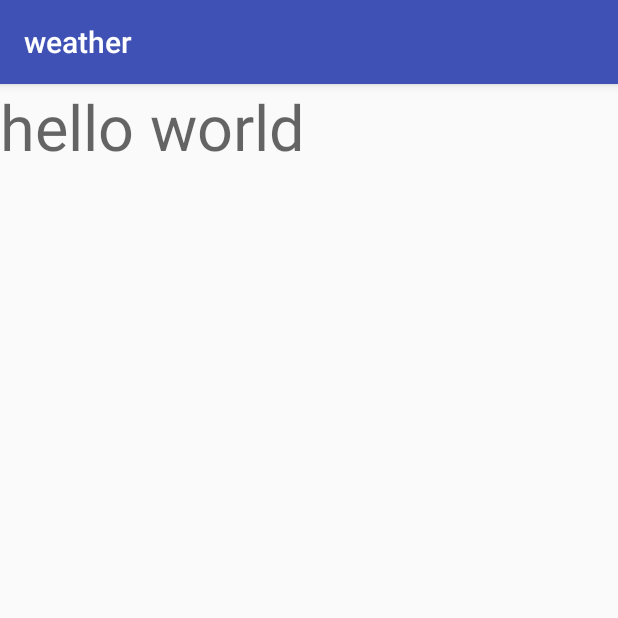
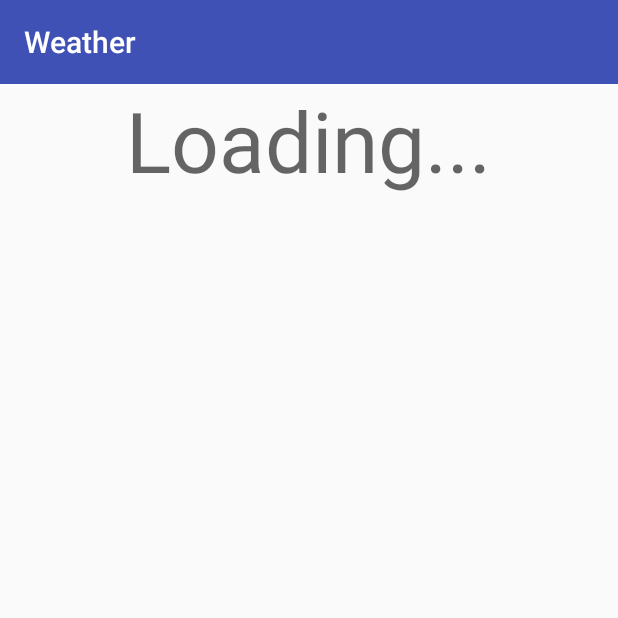
Before and after one commit to awais-khokhar/Weather, an Android app: the screen it shows after launch (MainActivity), on a phone screen of 412 x 824 dp, the top half of it. Run offline under Robolectric (Android 15) with nearby library versions, the light colour scheme and no system bars.

Commit message:
使用 DrawerLayout，创建地区数据库和表的各项配置

```diff
--- a/app/build.gradle
+++ b/app/build.gradle
@@ -24,10 +24,12 @@ dependencies {
     androidTestCompile('com.android.support.test.espresso:espresso-core:2.2.2', {
         exclude group: 'com.android.support', module: 'support-annotations'
     })
+
+
     compile 'com.android.support:appcompat-v7:25.2.0'
     compile 'com.android.support.constraint:constraint-layout:1.0.1'
-
     compile 'com.squareup.okhttp3:okhttp:3.6.0'
-
+    compile 'com.android.support:design:25.2.0'
+    compile 'org.litepal.android:core:1.4.1'
     testCompile 'junit:junit:4.12'
 }
--- a/app/src/main/java/top/maweihao/weather/MainActivity.java
+++ b/app/src/main/java/top/maweihao/weather/MainActivity.java
@@ -1,7 +1,9 @@
 package top.maweihao.weather;
 
 import android.os.Bundle;
+import android.support.design.widget.NavigationView;
 import android.support.v7.app.AppCompatActivity;
+import android.support.v7.widget.Toolbar;
 import android.util.Log;
 import android.widget.TextView;
 
@@ -17,14 +19,21 @@ import okhttp3.Response;
 public class MainActivity extends AppCompatActivity {
 
     public static final String TAG = "MainActivity";
-    String mJson;
-    String mUrl;
+    private String mJson;
+    private String mUrl;
     TextView tv;
 
     @Override
     protected void onCreate(Bundle savedInstanceState) {
         super.onCreate(savedInstanceState);
         setContentView(R.layout.activity_main);
+        Toolbar toolbar = (Toolbar) findViewById(R.id.toolbar);
+        setSupportActionBar(toolbar);
+        NavigationView navView = (NavigationView) findViewById(R.id.nav_view);
+//        ActionBar actionBar = getSupportActionBar();
+//        if (actionBar != null) {
+//            actionBar.setDisplayHomeAsUpEnabled(true);
+//        }
         tv = (TextView) findViewById(R.id.main_text);
         mUrl = initUrl();
         fetchFromInternet();
--- a/app/src/main/res/layout/activity_main.xml
+++ b/app/src/main/res/layout/activity_main.xml
@@ -1,17 +1,43 @@
 <?xml version="1.0" encoding="utf-8"?>
-<LinearLayout xmlns:android="http://schemas.android.com/apk/res/android"
+<android.support.v4.widget.DrawerLayout xmlns:android="http://schemas.android.com/apk/res/android"
     xmlns:app="http://schemas.android.com/apk/res-auto"
     xmlns:tools="http://schemas.android.com/tools"
     android:layout_width="match_parent"
     android:layout_height="match_parent"
     tools:context="top.maweihao.weather.MainActivity">
 
-    <TextView
-        android:id="@+id/main_text"
-        android:layout_width="wrap_content"
-        android:layout_height="wrap_content"
-        android:textSize="42sp"
-        android:hint="hello world"
-         />
+    <LinearLayout
+        android:layout_width="match_parent"
+        android:layout_height="match_parent"
+        android:orientation="vertical">
 
-</LinearLayout>
+        <android.support.v7.widget.Toolbar
+            android:id="@+id/toolbar"
+            android:layout_width="match_parent"
+            android:layout_height="?attr/actionBarSize"
+            android:background="?attr/colorPrimary"
+            android:theme="@style/ThemeOverlay.AppCompat.Dark.ActionBar"
+            app:popupTheme="@style/ThemeOverlay.AppCompat.Light" />
+
+        <TextView
+            android:id="@+id/main_text"
+            android:layout_width="wrap_content"
+            android:layout_height="wrap_content"
+            android:layout_gravity="center"
+            android:gravity="center"
+            android:hint="Loading..."
+            android:textSize="56sp" />
+    </LinearLayout>
+
+    <android.support.design.widget.NavigationView
+        android:id="@+id/nav_view"
+        android:layout_width="match_parent"
+        android:layout_height="match_parent"
+        android:layout_gravity="start"
+        app:menu="@menu/nav_menu"
+        app:headerLayout="@layout/nav_header">
+
+    </android.support.design.widget.NavigationView>
+
+
+</android.support.v4.widget.DrawerLayout>
--- /dev/null
+++ b/app/src/main/res/menu/nav_menu.xml
@@ -0,0 +1,12 @@
+<?xml version="1.0" encoding="utf-8"?>
+<menu xmlns:android="http://schemas.android.com/apk/res/android">
+    <group android:checkableBehavior="single">
+        <item
+            android:id="@+id/change_position"
+            android:title="Change Position" />
+        <item
+            android:id="@+id/locate_position"
+            android:title="Locate Position" />
+    </group>
+
+</menu>
--- /dev/null
+++ b/app/src/main/res/values/dimens.xml
@@ -0,0 +1,3 @@
+<resources>
+    <dimen name="fab_margin">16dp</dimen>
+</resources>
--- a/app/src/main/res/values/strings.xml
+++ b/app/src/main/res/values/strings.xml
@@ -1,3 +1,5 @@
 <resources>
-    <string name="app_name">weather</string>
+    <string name="app_name">Weather</string>
+    <string name="weather">Weather</string>
+    <string name="title_activity_choose_position">ChoosePosition</string>
 </resources>
--- a/app/src/main/res/values/styles.xml
+++ b/app/src/main/res/values/styles.xml
@@ -1,11 +1,15 @@
 <resources>
 
     <!-- Base application theme. -->
-    <style name="AppTheme" parent="Theme.AppCompat.Light.DarkActionBar">
+    <style name="AppTheme" parent="Theme.AppCompat.Light.NoActionBar">
         <!-- Customize your theme here. -->
         <item name="colorPrimary">@color/colorPrimary</item>
         <item name="colorPrimaryDark">@color/colorPrimaryDark</item>
         <item name="colorAccent">@color/colorAccent</item>
     </style>
 
+    <style name="AppTheme.AppBarOverlay" parent="ThemeOverlay.AppCompat.Dark.ActionBar" />
+
+    <style name="AppTheme.PopupOverlay" parent="ThemeOverlay.AppCompat.Light" />
+
 </resources>
```
Also changed, not shown: app/src/main/AndroidManifest.xml (+6 -1 lines), app/src/main/assets/litepal.xml (added, +13 -0 lines), app/src/main/java/top/maweihao/weather/choose_position.java (added, +13 -0 lines), app/src/main/java/top/maweihao/weather/db/City.java (added, +50 -0 lines), app/src/main/java/top/maweihao/weather/db/County.java (added, +50 -0 lines), app/src/main/java/top/maweihao/weather/db/Province.java (added, +31 -0 lines), app/src/main/res/layout/activity_choose_position.xml (added, +9 -0 lines), app/src/main/res/layout/nav_header.xml (added, +15 -0 lines), 1 other file.
